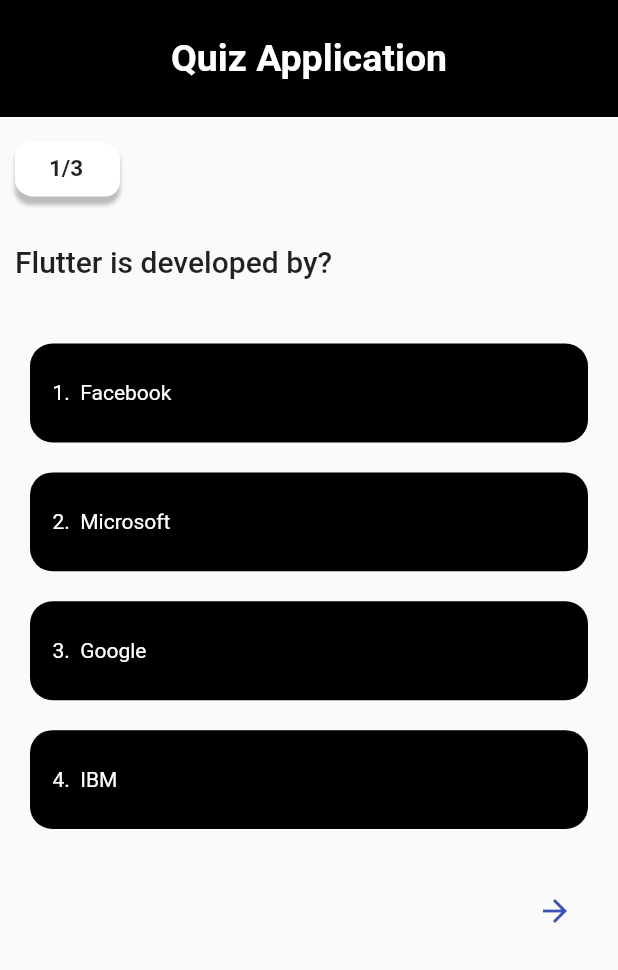
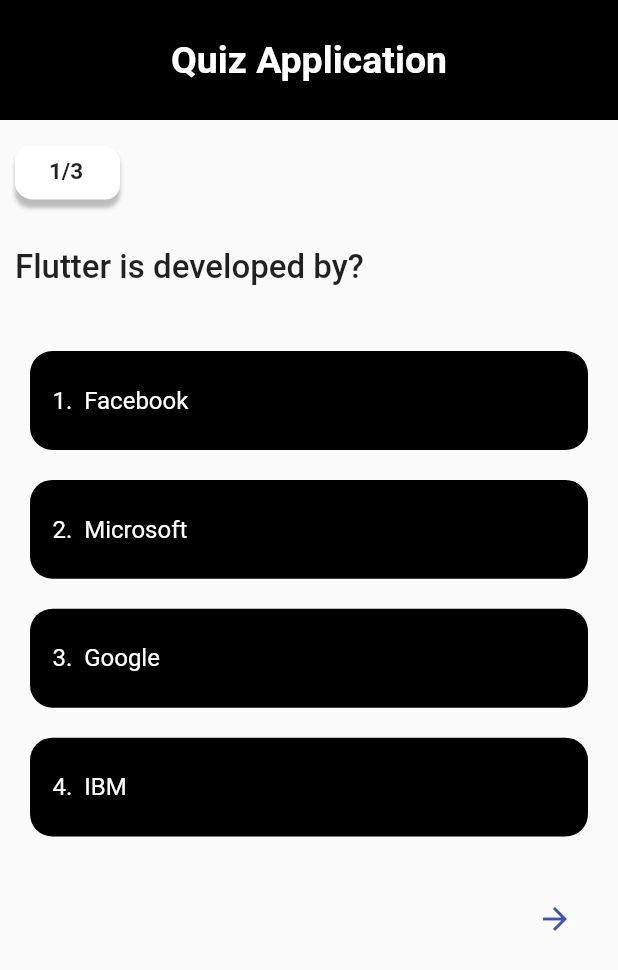
Before and after one commit to nayaksriraksha/quiz_application, a Flutter app: the screen it shows after launch, on a phone screen of 412 x 824 dp. Shown: the top 970 px of the screen. Run offline on Flutter 3.47's test engine with Material 2 defaults, Android fonts, the phone set to English and light mode, and no system bars; our stand-ins replace get, shared_preferences.

Commit message:
second commit

```diff
--- a/lib/screens/questionScreen.dart
+++ b/lib/screens/questionScreen.dart
@@ -17,7 +17,7 @@ class QuestionScreen extends StatelessWidget {
 
     return Scaffold(
       appBar: AppBar(
-        toolbarHeight: 78,
+        toolbarHeight: 80,
         backgroundColor: Colors.black,
         title: const Text(
           'Quiz Application',
@@ -89,7 +89,7 @@ class QuestionScreen extends StatelessWidget {
                           element.key == quizController.pageCount.value)
                       .value,
                   style: const TextStyle(
-                    fontSize: 20,
+                    fontSize: 22,
                     fontWeight: FontWeight.w500,
                   ),
                 ),
--- a/lib/screens/resultScreen.dart
+++ b/lib/screens/resultScreen.dart
@@ -70,7 +70,7 @@ class ResultScreen extends StatelessWidget {
   gradientappbarmobile(context) {
     return  AppBar(
       backgroundColor: Colors.black,
-      toolbarHeight: 60.0,
+      toolbarHeight: 80.0,
       automaticallyImplyLeading: false,
       leading: IconButton(icon: Icon(Icons.arrow_back,size: 20, color: Colors.white),onPressed: () {
         backPress(context);
--- a/lib/widget/rectangleButton.dart
+++ b/lib/widget/rectangleButton.dart
@@ -57,7 +57,7 @@ class RectContainer extends StatelessWidget {
             children: [
               Text(
                 option,
-                style: const TextStyle(color: Colors.white),
+                style: const TextStyle(color: Colors.white, fontSize: 16),
               ),
 
             ],
```
